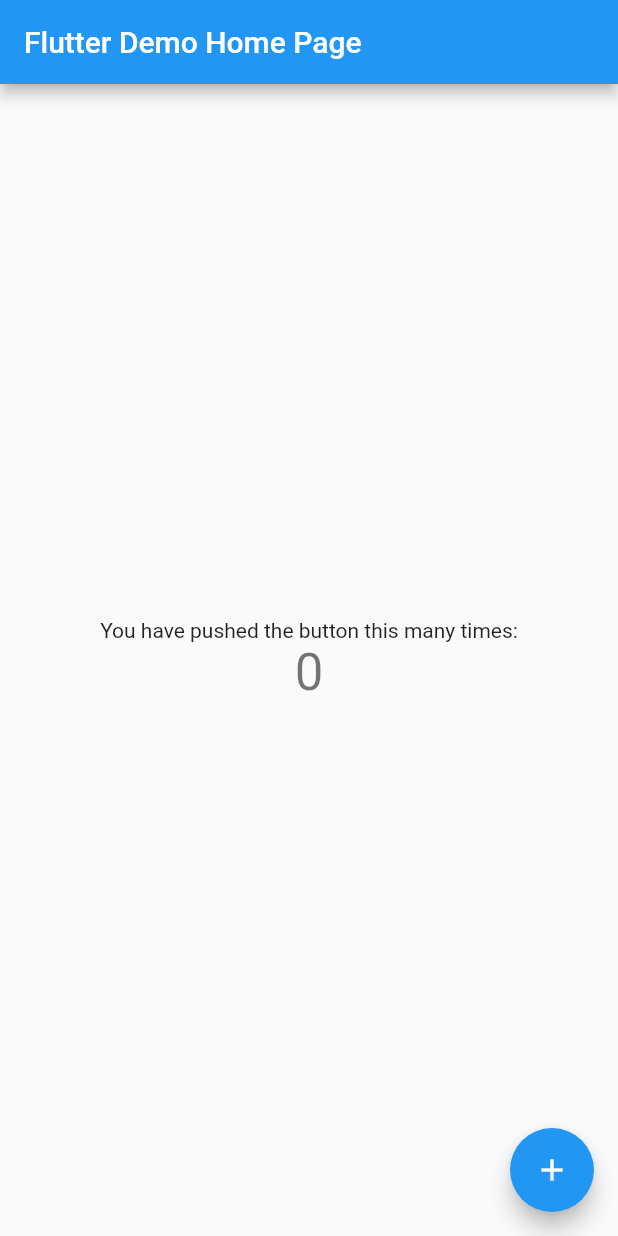
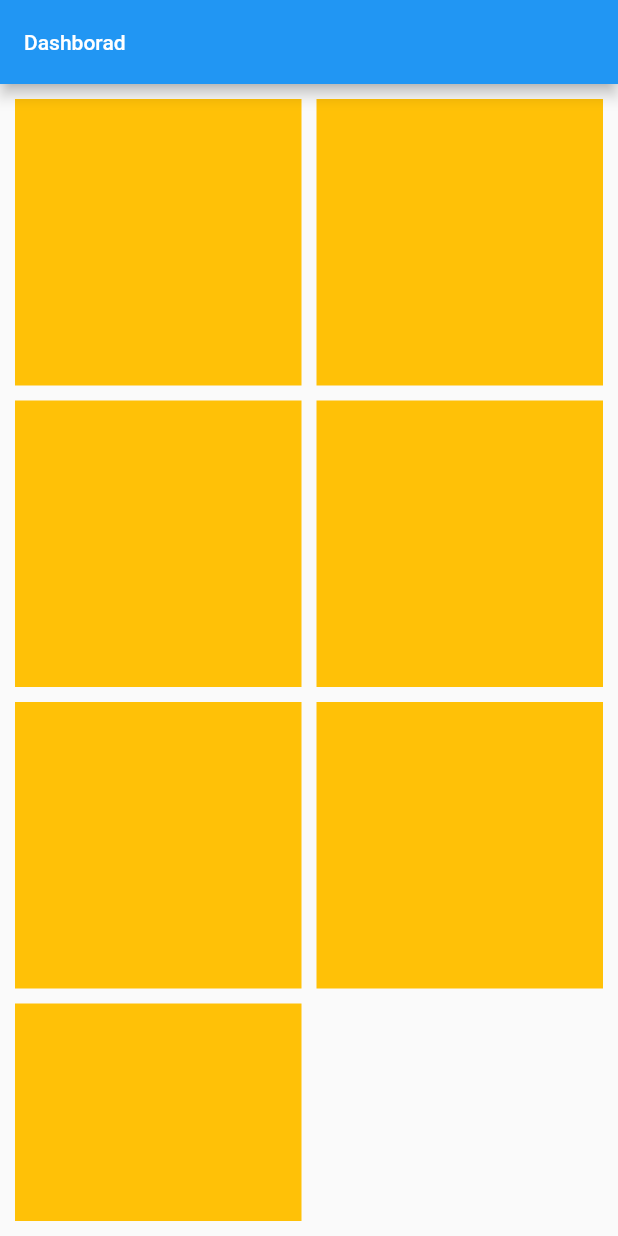
Before and after one commit to harsh-171095/mac_shop, a Flutter app: the screen it shows after launch, on a phone screen of 412 x 824 dp. Run offline on Flutter 3.47's test engine with Material 2 defaults, Android fonts, the phone set to English and light mode, and no system bars.

Commit message:
create project , folds, file and structure.

```diff
--- /dev/null
+++ b/moc_shop/lib/Global Widget/my_appbar.dart
@@ -0,0 +1,11 @@
+import 'package:flutter/material.dart';
+
+// ignore: non_constant_identifier_names
+AppBar MyAppBar(String title) {
+  return AppBar(
+    title: Text(
+      title,
+      style: const TextStyle(fontSize: 14, color: Colors.white),
+    ),
+  );
+}
--- /dev/null
+++ b/moc_shop/lib/Providers/Product/product_model.dart
@@ -0,0 +1,16 @@
+import 'package:flutter/material.dart';
+
+class ProductModel {
+  final String id;
+  final String title;
+  final String description;
+  final double price;
+  String imageUrl = "";
+
+  ProductModel({
+    required this.id,
+    required this.title,
+    required this.description,
+    required this.price,
+  });
+}
--- /dev/null
+++ b/moc_shop/lib/Providers/Product/product_provider.dart
@@ -0,0 +1,15 @@
+import 'package:flutter/material.dart';
+import './product_model.dart';
+
+class ProductProvider with ChangeNotifier {
+  List<ProductModel> _items = [];
+
+  List<ProductModel> get items {
+    return [..._items];
+  }
+
+  void addProduct(ProductModel value) {
+    _items.add(value);
+    notifyListeners();
+  }
+}
--- /dev/null
+++ b/moc_shop/lib/Screens/Dashborad/dashborad.dart
@@ -0,0 +1,23 @@
+import 'package:flutter/material.dart';
+import 'package:moc_shop/Global%20Widget/my_appbar.dart';
+import 'package:moc_shop/Screens/Dashborad/grid_dashborad.dart';
+
+class Dashborad extends StatelessWidget {
+  static const routeName = "/";
+
+  Dashborad({Key? key}) : super(key: key);
+
+  @override
+  Widget build(BuildContext context) {
+    return Scaffold(
+        appBar: MyAppBar('Dashborad'),
+        body: SafeArea(
+          child: Container(
+            height: double.infinity,
+            width: double.infinity,
+            padding: const EdgeInsets.all(10),
+            child: GridDashborad(),
+          ),
+        ));
+  }
+}
--- /dev/null
+++ b/moc_shop/lib/Screens/Dashborad/grid_dashborad.dart
@@ -0,0 +1,20 @@
+import 'package:flutter/material.dart';
+
+class GridDashborad extends StatelessWidget {
+  const GridDashborad({Key? key}) : super(key: key);
+
+  @override
+  Widget build(BuildContext context) {
+    return GridView.builder(
+        gridDelegate: const SliverGridDelegateWithFixedCrossAxisCount(
+          crossAxisCount: 2,
+          childAspectRatio: 1,
+          crossAxisSpacing: 10,
+          mainAxisSpacing: 10,
+        ),
+        itemCount: 7,
+        itemBuilder: (ctx, i) => Container(
+              color: Colors.amber,
+            ));
+  }
+}
--- a/moc_shop/lib/main.dart
+++ b/moc_shop/lib/main.dart
@@ -1,4 +1,8 @@
 import 'package:flutter/material.dart';
+import 'package:moc_shop/Providers/Product/product_model.dart';
+import 'package:moc_shop/Providers/Product/product_provider.dart';
+import 'package:moc_shop/Screens/Dashborad/dashborad.dart';
+import 'package:provider/provider.dart';
 
 void main() {
   runApp(const MyApp());
@@ -10,106 +14,19 @@
   // This widget is the root of your application.
   @override
   Widget build(BuildContext context) {
-    return MaterialApp(
-      title: 'Flutter Demo',
-      theme: ThemeData(
-        // This is the theme of your application.
-        //
-        // Try running your application with "flutter run". You'll see the
-        // application has a blue toolbar. Then, without quitting the app, try
-        // changing the primarySwatch below to Colors.green and then invoke
-        // "hot reload" (press "r" in the console where you ran "flutter run",
-        // or simply save your changes to "hot reload" in a Flutter IDE).
-        // Notice that the counter didn't reset back to zero; the application
-        // is not restarted.
-        primarySwatch: Colors.blue,
-      ),
-      home: const MyHomePage(title: 'Flutter Demo Home Page'),
+    return MultiProvider(
+      providers: [
+        ChangeNotifierProvider.value(
+          value: ProductProvider(),
+        ),
+      ],
+      child: MaterialApp(
+          title: 'Flutter Demo',
+          theme: ThemeData(
+            primarySwatch: Colors.blue,
+          ),
+          // home: const Dashborad(),
+          routes: {Dashborad.routeName: (ctx) => Dashborad()}),
     );
   }
 }
-
-class MyHomePage extends StatefulWidget {
-  const MyHomePage({Key? key, required this.title}) : super(key: key);
-
-  // This widget is the home page of your application. It is stateful, meaning
-  // that it has a State object (defined below) that contains fields that affect
-  // how it looks.
-
-  // This class is the configuration for the state. It holds the values (in this
-  // case the title) provided by the parent (in this case the App widget) and
-  // used by the build method of the State. Fields in a Widget subclass are
-  // always marked "final".
-
-  final String title;
-
-  @override
-  State<MyHomePage> createState() => _MyHomePageState();
-}
-
-class _MyHomePageState extends State<MyHomePage> {
-  int _counter = 0;
-
-  void _incrementCounter() {
-    setState(() {
-      // This call to setState tells the Flutter framework that something has
-      // changed in this State, which causes it to rerun the build method below
-      // so that the display can reflect the updated values. If we changed
-      // _counter without calling setState(), then the build method would not be
-      // called again, and so nothing would appear to happen.
-      _counter++;
-    });
-  }
-
-  @override
-  Widget build(BuildContext context) {
-    // This method is rerun every time setState is called, for instance as done
-    // by the _incrementCounter method above.
-    //
-    // The Flutter framework has been optimized to make rerunning build methods
-    // fast, so that you can just rebuild anything that needs updating rather
-    // than having to individually change instances of widgets.
-    return Scaffold(
-      appBar: AppBar(
-        // Here we take the value from the MyHomePage object that was created by
-        // the App.build method, and use it to set our appbar title.
-        title: Text(widget.title),
-      ),
-      body: Center(
-        // Center is a layout widget. It takes a single child and positions it
-        // in the middle of the parent.
-        child: Column(
-          // Column is also a layout widget. It takes a list of children and
-          // arranges them vertically. By default, it sizes itself to fit its
-          // children horizontally, and tries to be as tall as its parent.
-          //
-          // Invoke "debug painting" (press "p" in the console, choose the
-          // "Toggle Debug Paint" action from the Flutter Inspector in Android
-          // Studio, or the "Toggle Debug Paint" command in Visual Studio Code)
-          // to see the wireframe for each widget.
-          //
-          // Column has various properties to control how it sizes itself and
-          // how it positions its children. Here we use mainAxisAlignment to
-          // center the children vertically; the main axis here is the vertical
-          // axis because Columns are vertical (the cross axis would be
-          // horizontal).
-          mainAxisAlignment: MainAxisAlignment.center,
-          children: <Widget>[
-            const Text(
-              'You have pushed the button this many times:',
-            ),
-            Text(
-              '$_counter',
-              style: Theme.of(context).textTheme.headline4,
-            ),
-          ],
-        ),
-      ),
-      floatingActionButton: FloatingActionButton(
-        onPressed: _incrementCounter,
-        tooltip: 'Increment',
-        child: const Icon(Icons.add),
-      ), // This trailing comma makes auto-formatting nicer for build methods.
-    );
-  }
-}
--- a/moc_shop/pubspec.yaml
+++ b/moc_shop/pubspec.yaml
@@ -30,10 +30,12 @@
   flutter:
     sdk: flutter
 
+  provider: ^6.0.1
+  intl: ^0.17.0
 
   # The following adds the Cupertino Icons font to your application.
   # Use with the CupertinoIcons class for iOS style icons.
-  cupertino_icons: ^1.0.2
+  # cupertino_icons: ^1.0.2
 
 dev_dependencies:
   flutter_test:
```
Also changed, not shown: moc_shop/lib/Global Widget/my_text_filed.dart (added, +154 -0 lines), moc_shop/lib/Global/validation.dart (added, +85 -0 lines), moc_shop/pubspec.lock.
